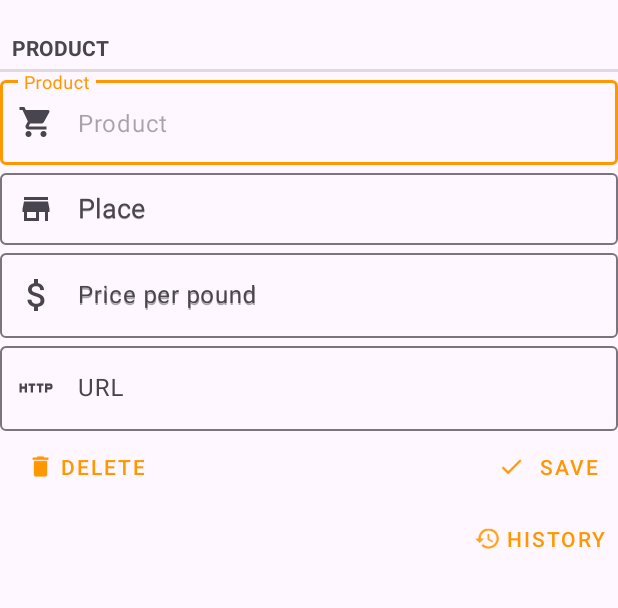
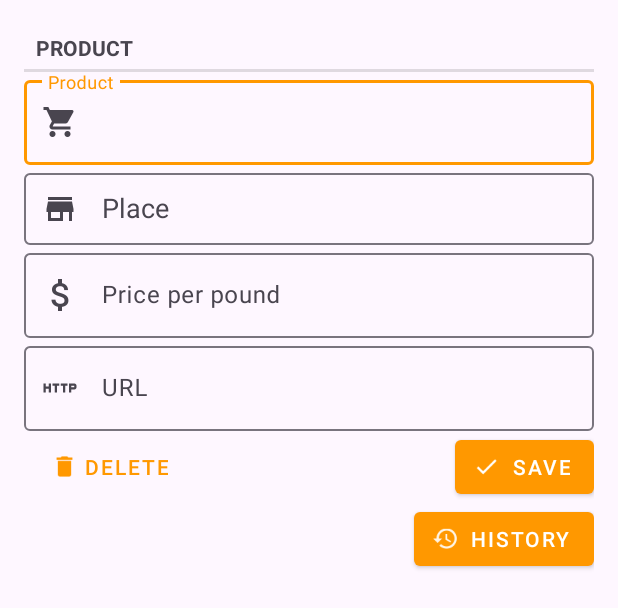
Before and after one commit to damotor/saver, an Android app: the layout add_update_product.xml on its own in the app's theme, with its tools: preview values and no code run, on a phone screen of 412 x 824 dp. Shown: the top 608 px of the screen. Run offline under Robolectric (Android 15) with nearby library versions, the phone set to English and light mode, and no system bars.

```diff
--- a/app/src/main/res/layout/add_update_product.xml
+++ b/app/src/main/res/layout/add_update_product.xml
@@ -18,24 +18,27 @@ GNU General Public License for more details.
 You should have received a copy of the GNU General Public License
 along with Saver.  If not, see <http://www.gnu.org/licenses/>.
 -->
-
 <RelativeLayout xmlns:android="http://schemas.android.com/apk/res/android"
+	xmlns:app="http://schemas.android.com/apk/res-auto"
 	android:layout_width="fill_parent"
 	android:layout_height="fill_parent"
 	android:paddingTop="16dp"
 	android:paddingBottom="64dp"
-	xmlns:app="http://schemas.android.com/apk/res-auto">
+	android:paddingStart="16dp"
+	android:paddingEnd="16dp">
+
 	<TextView
 		android:id="@+id/product_separator"
-		android:text="@string/product"
 		style="?android:attr/listSeparatorTextViewStyle"
-		/>
+		android:text="@string/product" />
+
 	<com.google.android.material.textfield.TextInputLayout
 		android:id="@+id/product_entry_layout"
 		android:layout_width="fill_parent"
 		android:layout_height="wrap_content"
 		android:layout_below="@id/product_separator"
 		android:hint="@string/product"
+		android:labelFor="@id/product_entry"
 		app:startIconDrawable="@drawable/ic_shopping_cart_black_24dp">
 
 		<com.google.android.material.textfield.TextInputEditText
@@ -46,7 +49,6 @@ along with Saver.  If not, see <http://www.gnu.org/licenses/>.
 			android:imeOptions="actionNext"
 			android:inputType="textCapWords"
 			android:minHeight="48dp"
-			android:hint="@string/product"
 			android:singleLine="true" />
 
 	</com.google.android.material.textfield.TextInputLayout>
@@ -58,17 +60,17 @@ along with Saver.  If not, see <http://www.gnu.org/licenses/>.
 		android:layout_height="wrap_content"
 		android:layout_below="@id/product_entry_layout"
 		android:hint="@string/place"
+		android:labelFor="@id/place_entry_autocomplete"
 		app:startIconDrawable="@drawable/ic_store_black_24dp">
 
 		<AutoCompleteTextView
 			android:id="@+id/place_entry_autocomplete"
 			android:layout_width="fill_parent"
 			android:layout_height="wrap_content"
+			android:imeOptions="actionNext"
 			android:inputType="text"
-			android:singleLine="true"
-			android:imeOptions="actionNext"
 			android:minHeight="48dp"
-			android:hint="@string/place"/>
+			android:singleLine="true" />
 
 	</com.google.android.material.textfield.TextInputLayout>
 
@@ -78,17 +80,17 @@ along with Saver.  If not, see <http://www.gnu.org/licenses/>.
 		android:layout_height="wrap_content"
 		android:layout_below="@id/place_entry_layout"
 		android:hint="@string/price_per_pound_hint"
+		android:labelFor="@id/price_per_weight_entry"
 		app:startIconDrawable="@drawable/ic_attach_money_black_24dp">
 
 		<com.google.android.material.textfield.TextInputEditText
 			android:id="@+id/price_per_weight_entry"
 			android:layout_width="fill_parent"
 			android:layout_height="wrap_content"
+			android:autofillHints="price"
+			android:imeOptions="actionDone"
 			android:inputType="numberDecimal"
-			android:imeOptions="actionDone"
-			android:minHeight="48dp"
-			android:hint="@string/price_per_pound_hint"
-			android:autofillHints="price" />
+			android:minHeight="48dp" />
 
 	</com.google.android.material.textfield.TextInputLayout>
 
@@ -97,6 +99,8 @@ along with Saver.  If not, see <http://www.gnu.org/licenses/>.
 		android:layout_width="fill_parent"
 		android:layout_height="wrap_content"
 		android:layout_below="@id/price_per_weight_entry_layout"
+		android:hint="@string/url"
+		android:labelFor="@id/url_entry"
 		app:startIconDrawable="@drawable/ic_http_black_24dp">
 
 		<com.google.android.material.textfield.TextInputEditText
@@ -104,13 +108,13 @@ along with Saver.  If not, see <http://www.gnu.org/licenses/>.
 			android:layout_width="fill_parent"
 			android:layout_height="wrap_content"
 			android:autofillHints="url"
-			android:hint="@string/url"
 			android:imeOptions="actionDone"
-			android:minHeight="48dp"
-			android:inputType="textUri" />
+			android:inputType="textUri"
+			android:minHeight="48dp" />
 
 	</com.google.android.material.textfield.TextInputLayout>
 
+	<!-- Buttons -->
 	<com.google.android.material.button.MaterialButton
 		android:id="@+id/delete_button"
 		style="@style/Widget.MaterialComponents.Button.TextButton.Icon"
@@ -120,30 +124,28 @@ along with Saver.  If not, see <http://www.gnu.org/licenses/>.
 		android:layout_alignParentStart="true"
 		android:layout_marginStart="10dip"
 		android:text="@string/delete"
-		app:icon="@drawable/ic_delete_black_24dp"
-		/>
+		app:icon="@drawable/ic_delete_black_24dp" />
 
 	<com.google.android.material.button.MaterialButton
 		android:id="@+id/done_button"
-		style="@style/Widget.MaterialComponents.Button.TextButton.Icon"
+		style="@style/Widget.MaterialComponents.Button.Icon"
 		android:layout_width="wrap_content"
 		android:layout_height="wrap_content"
 		android:layout_below="@id/url_entry_layout"
 		android:layout_alignParentEnd="true"
 		android:layout_marginStart="10dip"
 		android:text="@string/save"
-		app:icon="@drawable/ic_done_black_24dp"
-		/>
+		app:icon="@drawable/ic_done_black_24dp" />
 
 	<com.google.android.material.button.MaterialButton
 		android:id="@+id/history_button"
-		style="@style/Widget.MaterialComponents.Button.TextButton.Icon"
+		style="@style/Widget.MaterialComponents.Button.Icon"
 		android:layout_width="wrap_content"
 		android:layout_height="wrap_content"
 		android:layout_below="@id/done_button"
 		android:layout_alignParentEnd="true"
 		android:layout_marginStart="10dip"
 		android:text="@string/history"
-		app:icon="@drawable/ic_history_black_24dp"
-		/>
+		app:icon="@drawable/ic_history_black_24dp" />
+
 </RelativeLayout>
--- a/app/src/main/res/layout/main.xml
+++ b/app/src/main/res/layout/main.xml
@@ -80,6 +80,7 @@ along with Saver.  If not, see <http://www.gnu.org/licenses/>.
 		android:layout_height="wrap_content"
 		android:layout_below="@id/compare_separator"
 		android:hint="@string/price"
+		android:labelFor="@id/price_entry"
 		app:startIconDrawable="@drawable/ic_attach_money_black_24dp">
 
 		<com.google.android.material.textfield.TextInputEditText
@@ -98,6 +99,7 @@ along with Saver.  If not, see <http://www.gnu.org/licenses/>.
 		android:layout_height="wrap_content"
 		android:layout_below="@id/price_entry_layout"
 		android:hint="@string/ounces"
+		android:labelFor="@id/weight_entry"
 		app:startIconDrawable="@drawable/weight">
 
 		<com.google.android.material.textfield.TextInputEditText
```
